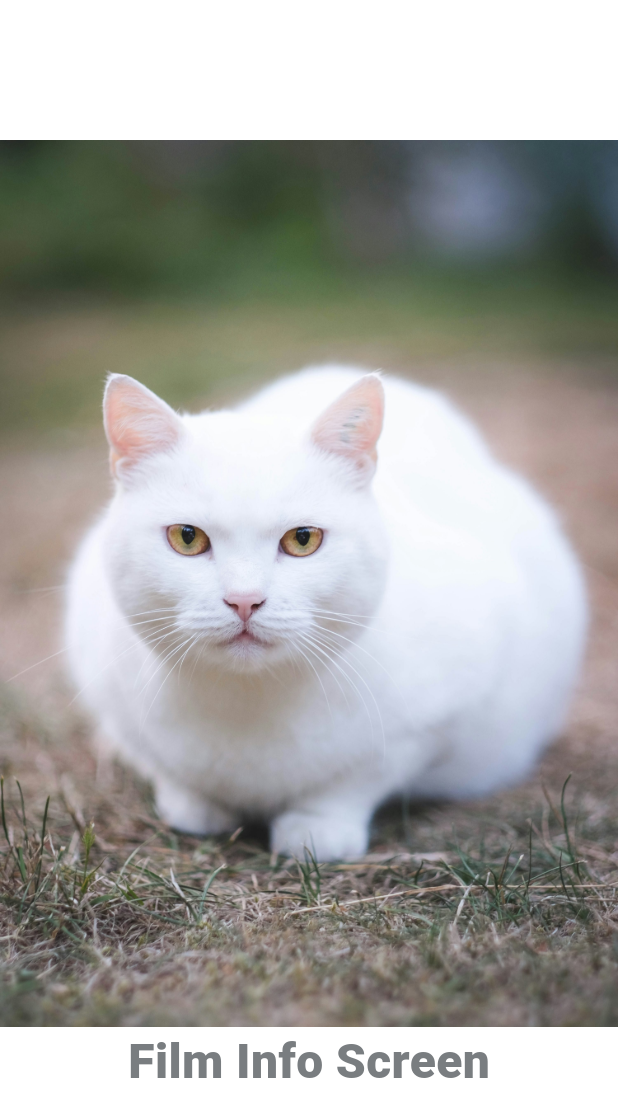
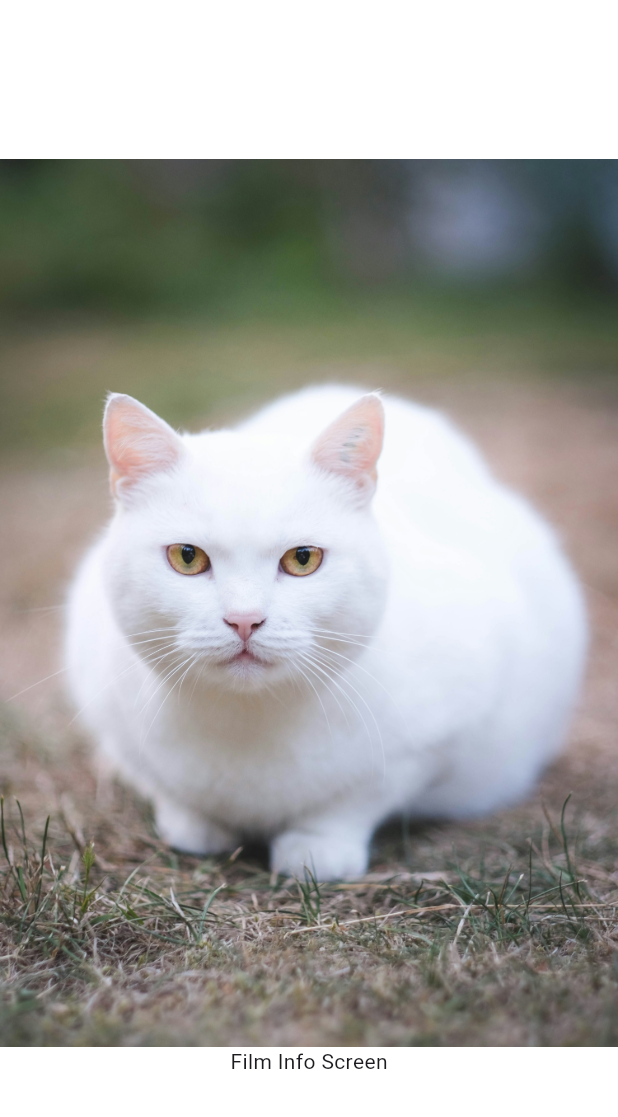
Before and after one commit to k1mka/film_zone, a Flutter app: the FilmInfoLayout screen opened directly, on a phone screen of 412 x 824 dp. Shown: the top 1117 px of the screen. Run offline on Flutter 3.47's test engine with Material 3 defaults, Android fonts, the phone set to English and light mode, and no system bars; our stand-ins replace dio, flutter_bloc, get_it, go_router, logger; generated files the repository leaves out were written again; statements that could not run were skipped.

```diff
--- a/lib/core/theme/text_styles.dart
+++ b/lib/core/theme/text_styles.dart
@@ -10,9 +10,15 @@ extension CustomTextStyleExtension on TextStyle {
 }
 
 abstract class TextStyles {
-  static TextStyle get logoStyle => const TextStyle(
-        fontSize: 32,
+  static TextStyle get filmTitleStyle => const TextStyle(
+        fontSize: 18,
         color: Palette.blurTextColor,
-        fontWeight: FontWeight.w900,
+        fontWeight: FontWeight.w400,
       );
+
+  static TextStyle get filmCatalogStyle => const TextStyle(
+    fontSize: 22,
+    color: Palette.blurTextColor,
+    fontWeight: FontWeight.w400,
+  );
 }
--- a/lib/gen/assets.gen.dart
+++ b/lib/gen/assets.gen.dart
@@ -22,12 +22,8 @@ class $AssetsImagesPngGen {
   /// File path: assets/images/png/cat.png
   AssetGenImage get cat => const AssetGenImage('assets/images/png/cat.png');
 
-  /// File path: assets/images/png/test_cat.png
-  AssetGenImage get testCat =>
-      const AssetGenImage('assets/images/png/test_cat.png');
-
   /// List of all assets
-  List<AssetGenImage> get values => [cat, testCat];
+  List<AssetGenImage> get values => [cat];
 }
 
 class Assets {
--- a/lib/l10n/app_en.arb
+++ b/lib/l10n/app_en.arb
@@ -1,5 +1,7 @@
 {
   "hello_world": "Hello World",
   "film_info_screen": "Film Info Screen",
-  "film_catalog_screen": "Film Catalog Screen"
+  "film_catalog_screen": "Film Catalog Screen",
+  "search": "Search...",
+  "film_catalog": "Film Catalog"
 }
```
Also changed, not shown: lib/ui/widgets/tokens/tokens.dart (added, +107 -0 lines), pubspec.yaml (+8 -0 lines), pubspec.lock, 1 other file.
